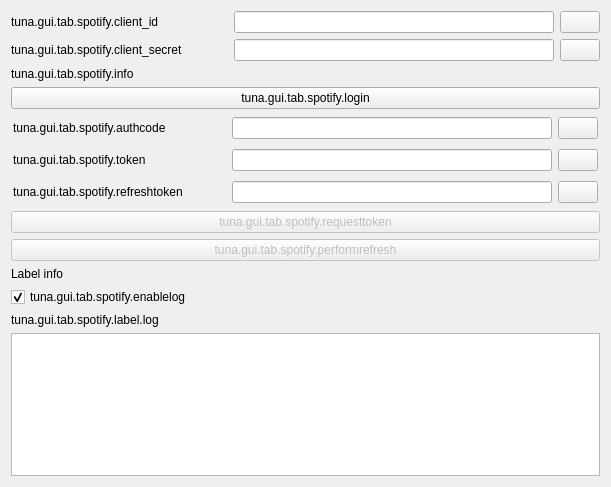
Before: the Qt Designer form src/gui/widgets/spotify.ui in univrsal/tuna, drawn with Qt 5.
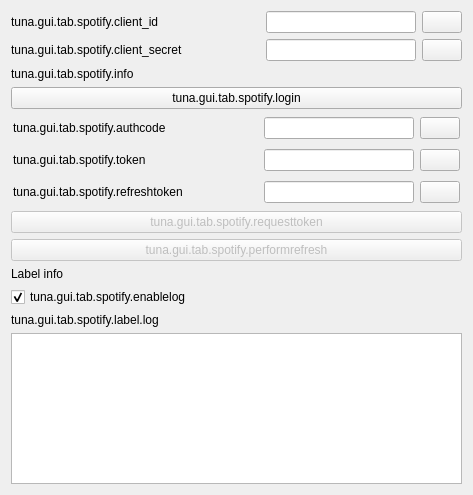
After: the same form once the commit is applied. Icons and pictures are not drawn.

```diff
--- a/src/gui/widgets/spotify.ui
+++ b/src/gui/widgets/spotify.ui
@@ -6,8 +6,8 @@
    <rect>
     <x>0</x>
     <y>0</y>
-    <width>611</width>
-    <height>487</height>
+    <width>473</width>
+    <height>495</height>
    </rect>
   </property>
   <property name="windowTitle">
@@ -41,9 +41,15 @@
        <property name="enabled">
         <bool>true</bool>
        </property>
+       <property name="sizePolicy">
+        <sizepolicy hsizetype="Preferred" vsizetype="Fixed">
+         <horstretch>0</horstretch>
+         <verstretch>0</verstretch>
+        </sizepolicy>
+       </property>
        <property name="minimumSize">
         <size>
-         <width>320</width>
+         <width>150</width>
          <height>0</height>
         </size>
        </property>
@@ -92,9 +98,15 @@
      </item>
      <item>
       <widget class="QLineEdit" name="txt_secret">
+       <property name="sizePolicy">
+        <sizepolicy hsizetype="Preferred" vsizetype="Fixed">
+         <horstretch>0</horstretch>
+         <verstretch>0</verstretch>
+        </sizepolicy>
+       </property>
        <property name="minimumSize">
         <size>
-         <width>320</width>
+         <width>150</width>
          <height>0</height>
         </size>
        </property>
@@ -192,14 +204,14 @@
       <item>
        <widget class="QLineEdit" name="txt_auth_code">
         <property name="sizePolicy">
-         <sizepolicy hsizetype="Fixed" vsizetype="Fixed">
+         <sizepolicy hsizetype="Preferred" vsizetype="Fixed">
           <horstretch>0</horstretch>
           <verstretch>0</verstretch>
          </sizepolicy>
         </property>
         <property name="minimumSize">
          <size>
-          <width>320</width>
+          <width>150</width>
           <height>0</height>
          </size>
         </property>
@@ -287,14 +299,14 @@
          <bool>true</bool>
         </property>
         <property name="sizePolicy">
-         <sizepolicy hsizetype="Fixed" vsizetype="Fixed">
+         <sizepolicy hsizetype="Preferred" vsizetype="Fixed">
           <horstretch>0</horstretch>
           <verstretch>0</verstretch>
          </sizepolicy>
         </property>
         <property name="minimumSize">
          <size>
-          <width>320</width>
+          <width>150</width>
           <height>0</height>
          </size>
         </property>
@@ -379,14 +391,14 @@
       <item>
        <widget class="QLineEdit" name="txt_refresh_token">
         <property name="sizePolicy">
-         <sizepolicy hsizetype="Fixed" vsizetype="Fixed">
+         <sizepolicy hsizetype="Preferred" vsizetype="Fixed">
           <horstretch>0</horstretch>
           <verstretch>0</verstretch>
          </sizepolicy>
         </property>
         <property name="minimumSize">
          <size>
-          <width>320</width>
+          <width>150</width>
           <height>0</height>
          </size>
         </property>
```
